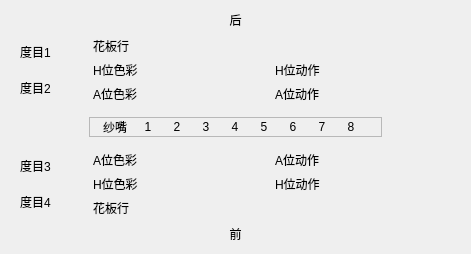
httpftpli/mdimh, file formhead.ui: the form before one commit.
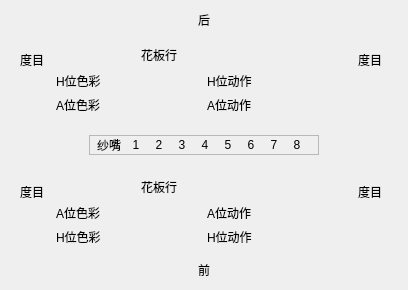
The form after the commit. Custom widgets are drawn as their Qt base class.

Patch:
```diff
--- a/formhead.ui
+++ b/formhead.ui
@@ -6,14 +6,14 @@
    <rect>
     <x>0</x>
     <y>0</y>
-    <width>471</width>
-    <height>252</height>
+    <width>408</width>
+    <height>290</height>
    </rect>
   </property>
   <property name="windowTitle">
    <string>Form</string>
   </property>
-  <layout class="QVBoxLayout" name="verticalLayout">
+  <layout class="QVBoxLayout" name="verticalLayout_7">
    <item>
     <widget class="QMdLabel" name="label_57">
      <property name="sizePolicy">
@@ -41,48 +41,26 @@
      <property name="layoutDirection">
       <enum>Qt::LeftToRight</enum>
      </property>
-     <layout class="QHBoxLayout" name="horizontalLayout_3" stretch="1,3">
-      <property name="topMargin">
-       <number>2</number>
-      </property>
-      <property name="bottomMargin">
-       <number>2</number>
-      </property>
+     <layout class="QHBoxLayout" name="horizontalLayout_5">
       <item>
-       <layout class="QGridLayout" name="gridLayout_3">
-        <property name="sizeConstraint">
-         <enum>QLayout::SetFixedSize</enum>
-        </property>
-        <item row="0" column="0">
+       <layout class="QVBoxLayout" name="verticalLayout_3">
+        <item>
          <widget class="QLabel" name="label_9">
           <property name="sizePolicy">
-           <sizepolicy hsizetype="Fixed" vsizetype="Preferred">
+           <sizepolicy hsizetype="Maximum" vsizetype="Preferred">
             <horstretch>0</horstretch>
             <verstretch>0</verstretch>
            </sizepolicy>
           </property>
           <property name="text">
-           <string>度目1</string>
+           <string>度目</string>
           </property>
          </widget>
         </item>
-        <item row="1" column="0">
-         <widget class="QLabel" name="label_12">
-          <property name="sizePolicy">
-           <sizepolicy hsizetype="Fixed" vsizetype="Preferred">
-            <horstretch>0</horstretch>
-            <verstretch>0</verstretch>
-           </sizepolicy>
-          </property>
-          <property name="text">
-           <string>度目2</string>
-          </property>
-         </widget>
-        </item>
-        <item row="0" column="1">
+        <item>
          <widget class="QLabel" name="label_dmz_hz">
           <property name="sizePolicy">
-           <sizepolicy hsizetype="Expanding" vsizetype="Preferred">
+           <sizepolicy hsizetype="Maximum" vsizetype="Preferred">
             <horstretch>0</horstretch>
             <verstretch>0</verstretch>
            </sizepolicy>
@@ -102,32 +80,31 @@
           <property name="text">
            <string/>
           </property>
-         </widget>
-        </item>
-        <item row="1" column="1">
-         <widget class="QLabel" name="label_dmz_hy">
-          <property name="minimumSize">
-           <size>
-            <width>30</width>
-            <height>0</height>
-           </size>
-          </property>
-          <property name="maximumSize">
-           <size>
-            <width>30</width>
-            <height>16777215</height>
-           </size>
-          </property>
-          <property name="text">
-           <string/>
+          <property name="alignment">
+           <set>Qt::AlignCenter</set>
           </property>
          </widget>
         </item>
        </layout>
       </item>
       <item>
-       <layout class="QGridLayout" name="gridLayout_4">
-        <item row="0" column="0">
+       <layout class="QVBoxLayout" name="verticalLayout">
+        <item>
+         <layout class="QHBoxLayout" name="horizontalLayout_2">
+          <item>
+           <spacer name="horizontalSpacer_5">
+            <property name="orientation">
+             <enum>Qt::Horizontal</enum>
+            </property>
+            <property name="sizeHint" stdset="0">
+             <size>
+              <width>40</width>
+              <height>20</height>
+             </size>
+            </property>
+           </spacer>
+          </item>
+          <item>
          <widget class="QLabel" name="label_21">
           <property name="sizePolicy">
            <sizepolicy hsizetype="Fixed" vsizetype="Preferred">
@@ -140,6 +117,42 @@
           </property>
          </widget>
         </item>
+          <item>
+           <widget class="QMdLabel" name="label_hbhh">
+            <property name="sizePolicy">
+             <sizepolicy hsizetype="Expanding" vsizetype="Expanding">
+              <horstretch>0</horstretch>
+              <verstretch>0</verstretch>
+             </sizepolicy>
+            </property>
+            <property name="minimumSize">
+             <size>
+              <width>40</width>
+              <height>0</height>
+             </size>
+            </property>
+            <property name="text">
+             <string/>
+            </property>
+           </widget>
+          </item>
+          <item>
+           <spacer name="horizontalSpacer_6">
+            <property name="orientation">
+             <enum>Qt::Horizontal</enum>
+            </property>
+            <property name="sizeHint" stdset="0">
+             <size>
+              <width>40</width>
+              <height>20</height>
+             </size>
+            </property>
+           </spacer>
+          </item>
+         </layout>
+        </item>
+        <item>
+         <layout class="QGridLayout" name="gridLayout_4">
         <item row="1" column="0">
          <widget class="QLabel" name="label_25">
           <property name="sizePolicy">
@@ -200,6 +213,12 @@
             <verstretch>0</verstretch>
            </sizepolicy>
           </property>
+            <property name="minimumSize">
+             <size>
+              <width>70</width>
+              <height>0</height>
+             </size>
+            </property>
           <property name="text">
            <string/>
           </property>
@@ -213,31 +232,17 @@
             <verstretch>0</verstretch>
            </sizepolicy>
           </property>
+            <property name="minimumSize">
+             <size>
+              <width>70</width>
+              <height>0</height>
+             </size>
+            </property>
           <property name="text">
            <string/>
           </property>
          </widget>
         </item>
-        <item row="0" column="1">
-         <widget class="QMdLabel" name="label_hbhh">
-          <property name="sizePolicy">
-           <sizepolicy hsizetype="Expanding" vsizetype="Expanding">
-            <horstretch>0</horstretch>
-            <verstretch>0</verstretch>
-           </sizepolicy>
-          </property>
-         </widget>
-        </item>
-        <item row="1" column="3">
-         <widget class="QMdLabel" name="label_hwdzh">
-          <property name="sizePolicy">
-           <sizepolicy hsizetype="Expanding" vsizetype="Preferred">
-            <horstretch>0</horstretch>
-            <verstretch>0</verstretch>
-           </sizepolicy>
-          </property>
-         </widget>
-        </item>
         <item row="2" column="3">
          <widget class="QMdLabel" name="label_awdzh">
           <property name="sizePolicy">
@@ -246,6 +251,75 @@
             <verstretch>0</verstretch>
            </sizepolicy>
           </property>
+            <property name="minimumSize">
+             <size>
+              <width>70</width>
+              <height>0</height>
+             </size>
+            </property>
+           </widget>
+          </item>
+          <item row="1" column="3">
+           <widget class="QMdLabel" name="label_hwdzh">
+            <property name="sizePolicy">
+             <sizepolicy hsizetype="Expanding" vsizetype="Preferred">
+              <horstretch>0</horstretch>
+              <verstretch>0</verstretch>
+             </sizepolicy>
+            </property>
+            <property name="minimumSize">
+             <size>
+              <width>70</width>
+              <height>0</height>
+             </size>
+            </property>
+           </widget>
+          </item>
+         </layout>
+        </item>
+       </layout>
+      </item>
+      <item>
+       <layout class="QVBoxLayout" name="verticalLayout_2">
+        <item>
+         <widget class="QLabel" name="label_12">
+          <property name="sizePolicy">
+           <sizepolicy hsizetype="Maximum" vsizetype="Preferred">
+            <horstretch>0</horstretch>
+            <verstretch>0</verstretch>
+           </sizepolicy>
+          </property>
+          <property name="text">
+           <string>度目</string>
+          </property>
+         </widget>
+        </item>
+        <item>
+         <widget class="QLabel" name="label_dmz_hy">
+          <property name="sizePolicy">
+           <sizepolicy hsizetype="Maximum" vsizetype="Preferred">
+            <horstretch>0</horstretch>
+            <verstretch>0</verstretch>
+           </sizepolicy>
+          </property>
+          <property name="minimumSize">
+           <size>
+            <width>30</width>
+            <height>0</height>
+           </size>
+          </property>
+          <property name="maximumSize">
+           <size>
+            <width>30</width>
+            <height>16777215</height>
+           </size>
+          </property>
+          <property name="text">
+           <string/>
+          </property>
+          <property name="alignment">
+           <set>Qt::AlignCenter</set>
+          </property>
          </widget>
         </item>
        </layout>
@@ -560,75 +634,25 @@
      <property name="layoutDirection">
       <enum>Qt::LeftToRight</enum>
      </property>
-     <layout class="QHBoxLayout" name="horizontalLayout_4" stretch="1,3">
-      <property name="topMargin">
-       <number>2</number>
-      </property>
-      <property name="bottomMargin">
-       <number>2</number>
-      </property>
+     <layout class="QHBoxLayout" name="horizontalLayout_4">
       <item>
-       <layout class="QGridLayout" name="gridLayout_5">
-        <property name="sizeConstraint">
-         <enum>QLayout::SetFixedSize</enum>
-        </property>
-        <item row="0" column="0">
+       <layout class="QVBoxLayout" name="verticalLayout_5">
+        <item>
          <widget class="QLabel" name="label_15">
           <property name="sizePolicy">
-           <sizepolicy hsizetype="Fixed" vsizetype="Preferred">
+           <sizepolicy hsizetype="Maximum" vsizetype="Preferred">
             <horstretch>0</horstretch>
             <verstretch>0</verstretch>
            </sizepolicy>
           </property>
           <property name="text">
-           <string>度目3</string>
+           <string>度目</string>
           </property>
          </widget>
         </item>
-        <item row="1" column="0">
-         <widget class="QLabel" name="label_20">
-          <property name="sizePolicy">
-           <sizepolicy hsizetype="Fixed" vsizetype="Preferred">
-            <horstretch>0</horstretch>
-            <verstretch>0</verstretch>
-           </sizepolicy>
-          </property>
-          <property name="text">
-           <string>度目4</string>
-          </property>
-         </widget>
-        </item>
-        <item row="0" column="1">
+        <item>
          <widget class="QLabel" name="label_dmz_qz">
           <property name="sizePolicy">
-           <sizepolicy hsizetype="Expanding" vsizetype="Preferred">
-            <horstretch>0</horstretch>
-            <verstretch>0</verstretch>
-           </sizepolicy>
-          </property>
-          <property name="minimumSize">
-           <size>
-            <width>30</width>
-            <height>0</height>
-           </size>
-          </property>
-          <property name="maximumSize">
-           <size>
-            <width>30</width>
-            <height>16777215</height>
-           </size>
-          </property>
-          <property name="text">
-           <string/>
-          </property>
-          <property name="alignment">
-           <set>Qt::AlignLeading|Qt::AlignLeft|Qt::AlignVCenter</set>
-          </property>
-         </widget>
-        </item>
-        <item row="1" column="1">
-         <widget class="QLabel" name="label_dmz_qy">
-          <property name="sizePolicy">
            <sizepolicy hsizetype="Maximum" vsizetype="Preferred">
             <horstretch>0</horstretch>
             <verstretch>0</verstretch>
@@ -650,9 +674,73 @@
            <string/>
           </property>
           <property name="alignment">
-           <set>Qt::AlignLeading|Qt::AlignLeft|Qt::AlignVCenter</set>
+           <set>Qt::AlignCenter</set>
           </property>
          </widget>
+        </item>
+       </layout>
+      </item>
+      <item>
+       <layout class="QVBoxLayout" name="verticalLayout_4">
+        <item>
+         <layout class="QHBoxLayout" name="horizontalLayout_6">
+          <item>
+           <spacer name="horizontalSpacer_4">
+            <property name="orientation">
+             <enum>Qt::Horizontal</enum>
+            </property>
+            <property name="sizeHint" stdset="0">
+             <size>
+              <width>40</width>
+              <height>20</height>
+             </size>
+            </property>
+           </spacer>
+          </item>
+          <item>
+           <widget class="QLabel" name="label_52">
+            <property name="sizePolicy">
+             <sizepolicy hsizetype="Fixed" vsizetype="Preferred">
+              <horstretch>0</horstretch>
+              <verstretch>0</verstretch>
+             </sizepolicy>
+            </property>
+            <property name="text">
+             <string>花板行</string>
+            </property>
+           </widget>
+          </item>
+          <item>
+           <widget class="QLabel" name="label_hbhq">
+            <property name="sizePolicy">
+             <sizepolicy hsizetype="Expanding" vsizetype="Expanding">
+              <horstretch>0</horstretch>
+              <verstretch>0</verstretch>
+             </sizepolicy>
+            </property>
+            <property name="minimumSize">
+             <size>
+              <width>40</width>
+              <height>0</height>
+             </size>
+            </property>
+            <property name="text">
+             <string/>
+            </property>
+           </widget>
+          </item>
+          <item>
+           <spacer name="horizontalSpacer_3">
+            <property name="orientation">
+             <enum>Qt::Horizontal</enum>
+            </property>
+            <property name="sizeHint" stdset="0">
+             <size>
+              <width>40</width>
+              <height>20</height>
+             </size>
+            </property>
+           </spacer>
         </item>
        </layout>
       </item>
@@ -762,8 +850,14 @@
           </property>
          </widget>
         </item>
-        <item row="3" column="0">
-         <widget class="QLabel" name="label_52">
+         </layout>
+        </item>
+       </layout>
+      </item>
+      <item>
+       <layout class="QVBoxLayout" name="verticalLayout_6">
+        <item>
+         <widget class="QLabel" name="label_20">
           <property name="sizePolicy">
            <sizepolicy hsizetype="Fixed" vsizetype="Preferred">
             <horstretch>0</horstretch>
@@ -771,21 +865,36 @@
            </sizepolicy>
           </property>
           <property name="text">
-           <string>花板行</string>
+           <string>度目</string>
           </property>
          </widget>
         </item>
-        <item row="3" column="1">
-         <widget class="QLabel" name="label_hbhq">
+        <item>
+         <widget class="QLabel" name="label_dmz_qy">
           <property name="sizePolicy">
-           <sizepolicy hsizetype="Expanding" vsizetype="Expanding">
+           <sizepolicy hsizetype="Maximum" vsizetype="Preferred">
             <horstretch>0</horstretch>
             <verstretch>0</verstretch>
            </sizepolicy>
           </property>
+          <property name="minimumSize">
+           <size>
+            <width>30</width>
+            <height>0</height>
+           </size>
+          </property>
+          <property name="maximumSize">
+           <size>
+            <width>30</width>
+            <height>16777215</height>
+           </size>
+          </property>
           <property name="text">
            <string/>
           </property>
+          <property name="alignment">
+           <set>Qt::AlignCenter</set>
+          </property>
          </widget>
         </item>
        </layout>
```
Left out of the diff: 92 changed lines with no effect on the pictures. Lines whose indentation alone changed are shown as unchanged.
